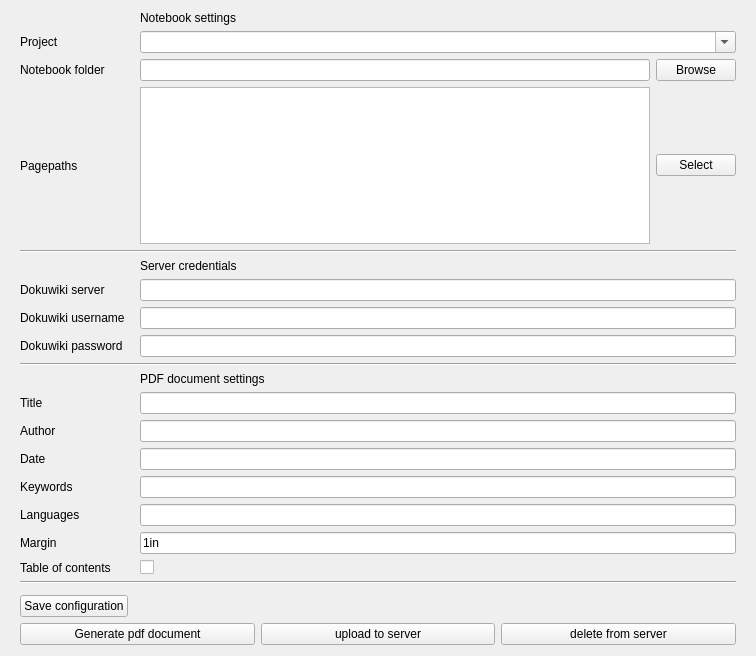
Old version of the form form.ui in the repository AvianY/zim_page_form.
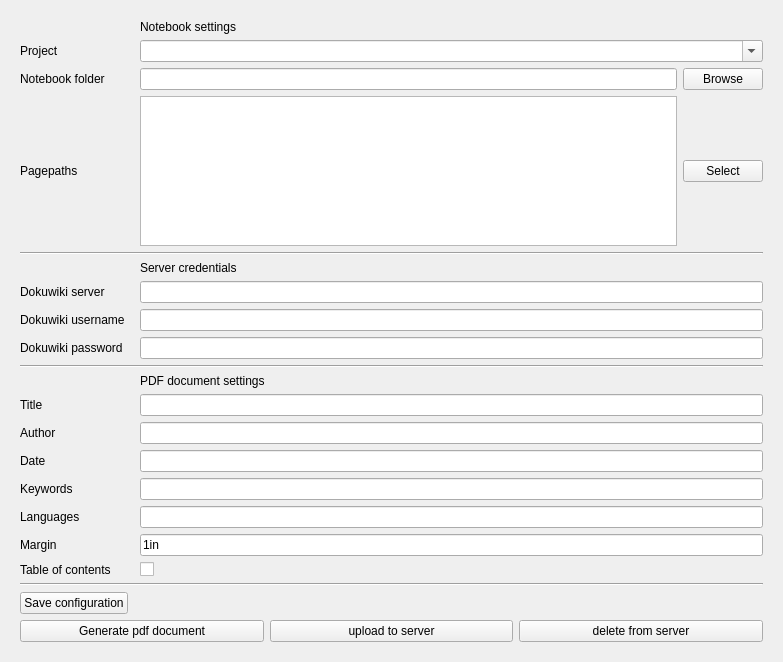
New version of the form.

Commit message: remove generated ui files

```diff
--- a/form.ui
+++ b/form.ui
@@ -6,8 +6,8 @@
    <rect>
     <x>0</x>
     <y>0</y>
-    <width>756</width>
-    <height>656</height>
+    <width>783</width>
+    <height>662</height>
    </rect>
   </property>
   <property name="sizePolicy">
@@ -23,9 +23,15 @@
    <property name="leftMargin">
     <number>20</number>
    </property>
+   <property name="topMargin">
+    <number>20</number>
+   </property>
    <property name="rightMargin">
     <number>20</number>
    </property>
+   <property name="bottomMargin">
+    <number>20</number>
+   </property>
    <item row="24" column="0" colspan="3">
     <widget class="Line" name="line">
      <property name="orientation">
```
The commit also changes 6 other files.
